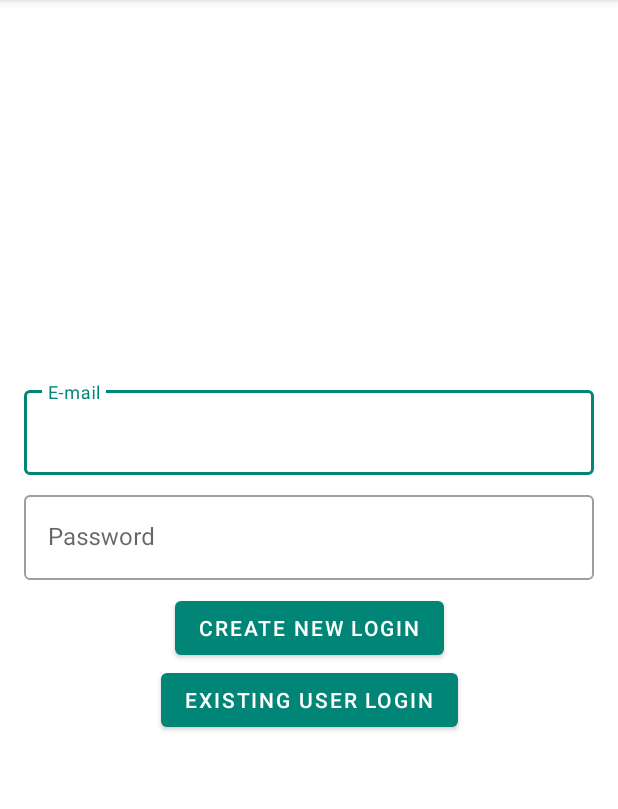
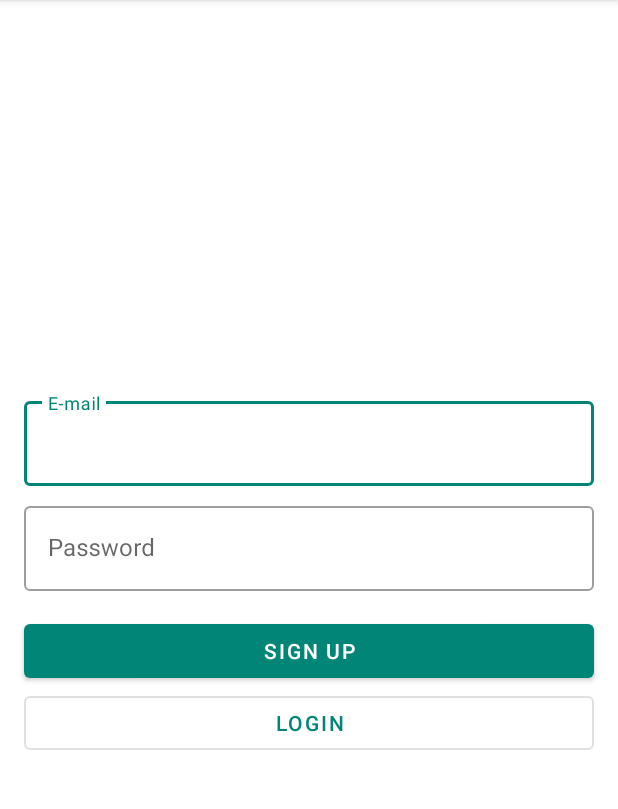
Before and after one commit to matheus-miranda/Shoe-Store, an Android app: the screen it shows after launch (MainActivity), on a phone screen of 412 x 824 dp, the part 84-893 px from its top. Run offline under Robolectric (Android 15) with nearby library versions, the light colour scheme and no system bars; our stand-ins replace data binding.

Commit message:
Style fragment_login.xml

```diff
--- a/app/src/main/res/layout/fragment_login.xml
+++ b/app/src/main/res/layout/fragment_login.xml
@@ -30,7 +30,6 @@
             app:layout_constraintEnd_toEndOf="@id/guide_end"
             app:layout_constraintStart_toStartOf="@id/guide_start"
             app:layout_constraintTop_toTopOf="parent"
-            app:layout_constraintVertical_bias="0.4"
             app:layout_constraintVertical_chainStyle="packed">
 
             <com.google.android.material.textfield.TextInputEditText
@@ -48,7 +47,7 @@
             android:layout_height="wrap_content"
             android:layout_marginTop="@dimen/layout_half_spacing"
             android:hint="@string/password"
-            app:layout_constraintBottom_toBottomOf="parent"
+            app:layout_constraintBottom_toTopOf="@+id/btn_signup"
             app:layout_constraintEnd_toEndOf="@id/til_email"
             app:layout_constraintStart_toStartOf="@id/til_email"
             app:layout_constraintTop_toBottomOf="@+id/til_email">
@@ -61,21 +60,25 @@
         </com.google.android.material.textfield.TextInputLayout>
 
         <com.google.android.material.button.MaterialButton
-            android:id="@+id/btn_create"
-            android:layout_width="wrap_content"
+            android:id="@+id/btn_signup"
+            android:layout_width="0dp"
             android:layout_height="wrap_content"
-            android:layout_marginTop="@dimen/layout_half_spacing"
-            android:text="@string/create_new_login"
+            android:layout_marginTop="@dimen/layout_spacing"
+            android:text="@string/sign_up"
+            app:layout_constraintBottom_toTopOf="@+id/btn_login"
             app:layout_constraintEnd_toEndOf="@id/til_password"
             app:layout_constraintStart_toStartOf="@id/til_password"
-            app:layout_constraintTop_toBottomOf="@id/til_password" />
+            app:layout_constraintTop_toBottomOf="@+id/til_password" />
 
         <com.google.android.material.button.MaterialButton
-            android:layout_width="wrap_content"
+            android:id="@+id/btn_login"
+            style="@style/Widget.MaterialComponents.Button.OutlinedButton"
+            android:layout_width="0dp"
             android:layout_height="wrap_content"
-            android:text="@string/existing_user_login"
-            app:layout_constraintEnd_toEndOf="@id/btn_create"
-            app:layout_constraintStart_toStartOf="@id/btn_create"
-            app:layout_constraintTop_toBottomOf="@id/btn_create" />
+            android:text="@string/login"
+            app:layout_constraintBottom_toBottomOf="parent"
+            app:layout_constraintEnd_toEndOf="@id/btn_signup"
+            app:layout_constraintStart_toStartOf="@id/btn_signup"
+            app:layout_constraintTop_toBottomOf="@+id/btn_signup" />
     </androidx.constraintlayout.widget.ConstraintLayout>
 </layout>
--- a/app/src/main/res/navigation/navigation.xml
+++ b/app/src/main/res/navigation/navigation.xml
@@ -3,6 +3,7 @@
     xmlns:app="http://schemas.android.com/apk/res-auto"
     xmlns:tools="http://schemas.android.com/tools"
     android:id="@+id/navigation"
+    android:label="@string/login"
     app:startDestination="@id/loginFragment">
 
     <fragment
--- a/app/src/main/res/values/strings.xml
+++ b/app/src/main/res/values/strings.xml
@@ -2,6 +2,6 @@
     <string name="app_name">Shoe Store</string>
     <string name="email">E-mail</string>
     <string name="password">Password</string>
-    <string name="create_new_login">Create new login</string>
-    <string name="existing_user_login">Existing user login</string>
+    <string name="sign_up">Sign Up</string>
+    <string name="login">Login</string>
 </resources>
```
